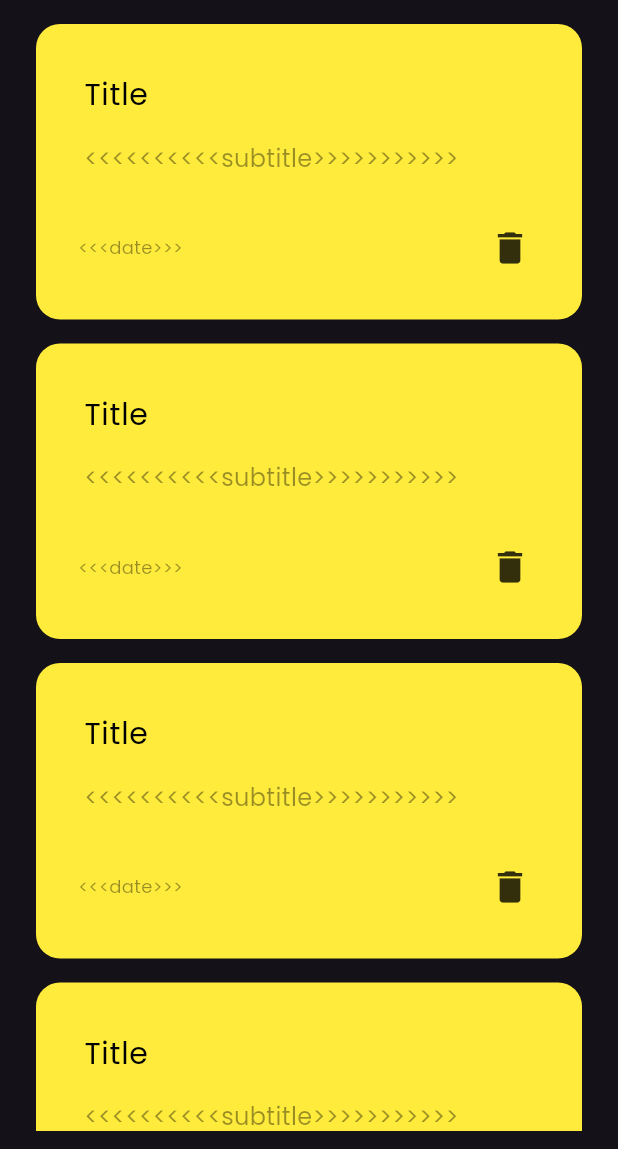
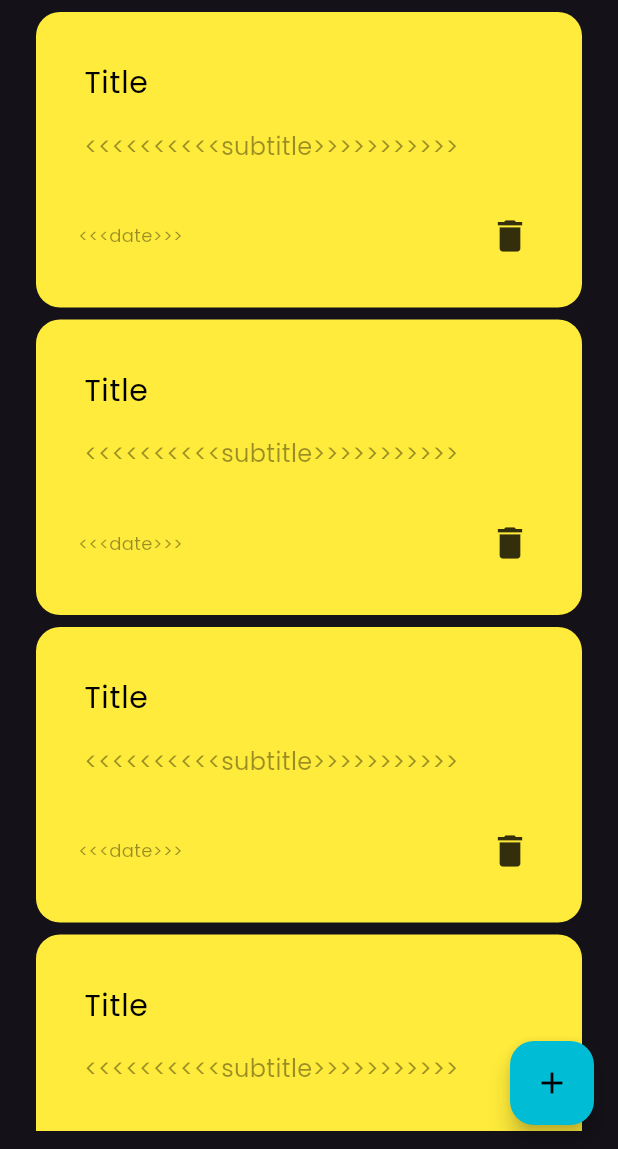
Before and after one commit to AhmedIbarhim/notes_app, a Flutter app: the screen it shows after launch, on a phone screen of 412 x 824 dp, the part 87-1236 px from its top. Run offline on Flutter 3.47's test engine with Material 3 defaults, Android fonts, the phone set to English and light mode, and no system bars; our stand-ins replace google_fonts.

Commit message:
finish notes buttom sheet

```diff
--- /dev/null
+++ b/lib/constants/constants.dart
@@ -0,0 +1,3 @@
+import 'package:flutter/material.dart';
+
+const Color kPrimaryColor = Colors.cyan;
--- a/lib/main.dart
+++ b/lib/main.dart
@@ -1,5 +1,4 @@
 import 'package:flutter/material.dart';
-import 'package:google_fonts/google_fonts.dart';
 import 'package:notes_app/views/notes_view.dart';
 
 void main() {
--- a/lib/views/notes_view.dart
+++ b/lib/views/notes_view.dart
@@ -1,4 +1,6 @@
 import 'package:flutter/material.dart';
+import 'package:notes_app/constants/constants.dart';
+import 'package:notes_app/widgets/add_note_bottom_sheet.dart';
 import 'package:notes_app/widgets/notes_view_body.dart';
 
 class NotesView extends StatelessWidget {
@@ -6,9 +8,25 @@ class NotesView extends StatelessWidget {
 
   @override
   Widget build(BuildContext context) {
-    return const SafeArea(
+    return SafeArea(
       child: Scaffold(
-        body: NotesViewBody(),
+        body: const NotesViewBody(),
+        floatingActionButton: FloatingActionButton(
+          onPressed: () {
+            showModalBottomSheet(
+                shape: RoundedRectangleBorder(
+                    borderRadius: BorderRadius.circular(16)),
+                context: context,
+                builder: (context) {
+                  return const AddNoteBottomSheet();
+                });
+          },
+          backgroundColor: kPrimaryColor,
+          child: const Icon(
+            Icons.add,
+            color: Colors.black,
+          ),
+        ),
       ),
     );
   }
--- a/lib/widgets/note_item.dart
+++ b/lib/widgets/note_item.dart
@@ -8,7 +8,7 @@ class NoteItem extends StatelessWidget {
   Widget build(BuildContext context) {
     return Container(
       padding: const EdgeInsets.fromLTRB(16, 24, 12, 24),
-      margin: const EdgeInsets.only(top: 16),
+      margin: const EdgeInsets.only(top: 8),
       decoration: BoxDecoration(
         color: Colors.yellow,
         borderRadius: BorderRadius.circular(16),
```
Also changed, not shown: lib/widgets/add_note_bottom_sheet.dart (added, +35 -0 lines), lib/widgets/custom_button.dart (added, +27 -0 lines), lib/widgets/custom_text_field.dart (added, +31 -0 lines).
